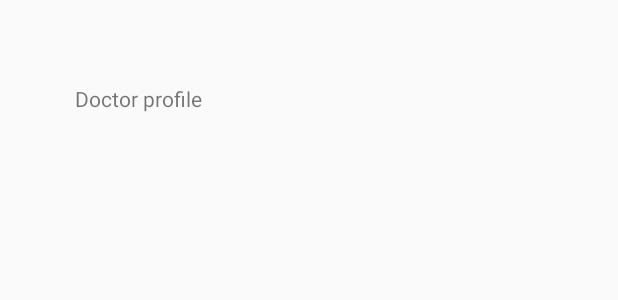
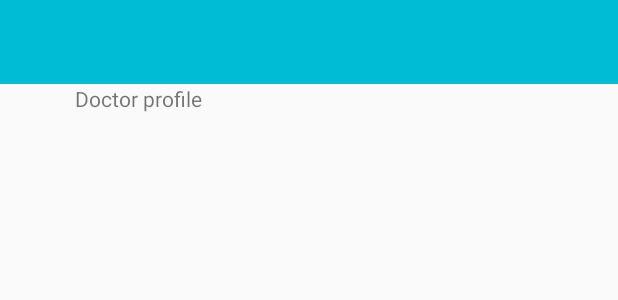
Before and after one commit to r9hacks/doctor, an Android app: the layout activity_doctor_profile.xml on its own in the app's theme, with its tools: preview values and no code run, on a phone screen of 412 x 824 dp. Shown: the top 300 px of the screen. Run offline under Robolectric (Android 15) with nearby library versions, the phone set to English and light mode, and no system bars.

Commit message:
add toolbar to each activity

```diff
--- a/app/src/main/java/com/pifss/doctor/AboutUs.java
+++ b/app/src/main/java/com/pifss/doctor/AboutUs.java
@@ -1,7 +1,9 @@
 package com.pifss.doctor;
 
+import android.graphics.Color;
 import android.support.v7.app.AppCompatActivity;
 import android.os.Bundle;
+import android.support.v7.widget.Toolbar;
 
 public class AboutUs extends AppCompatActivity {
 
@@ -9,5 +11,9 @@ public class AboutUs extends AppCompatActivity {
     protected void onCreate(Bundle savedInstanceState) {
         super.onCreate(savedInstanceState);
         setContentView(R.layout.activity_about_us);
+        Toolbar toolbar = (Toolbar) findViewById(R.id.mytoolbar);
+
+        toolbar.setTitle("About Us");
+        toolbar.setTitleTextColor(Color.WHITE);
     }
 }
--- a/app/src/main/java/com/pifss/doctor/DoctorProfile.java
+++ b/app/src/main/java/com/pifss/doctor/DoctorProfile.java
@@ -1,7 +1,9 @@
 package com.pifss.doctor;
 
+import android.graphics.Color;
 import android.support.v7.app.AppCompatActivity;
 import android.os.Bundle;
+import android.support.v7.widget.Toolbar;
 
 public class DoctorProfile extends AppCompatActivity {
 
@@ -9,5 +11,9 @@ public class DoctorProfile extends AppCompatActivity {
     protected void onCreate(Bundle savedInstanceState) {
         super.onCreate(savedInstanceState);
         setContentView(R.layout.activity_doctor_profile);
+        Toolbar toolbar = (Toolbar) findViewById(R.id.mytoolbar);
+
+        toolbar.setTitle("My Profile");
+        toolbar.setTitleTextColor(Color.WHITE);
     }
 }
--- a/app/src/main/java/com/pifss/doctor/MyPatient.java
+++ b/app/src/main/java/com/pifss/doctor/MyPatient.java
@@ -1,7 +1,9 @@
 package com.pifss.doctor;
 
+import android.graphics.Color;
 import android.support.v7.app.AppCompatActivity;
 import android.os.Bundle;
+import android.support.v7.widget.Toolbar;
 
 public class MyPatient extends AppCompatActivity {
 
@@ -9,5 +11,9 @@ public class MyPatient extends AppCompatActivity {
     protected void onCreate(Bundle savedInstanceState) {
         super.onCreate(savedInstanceState);
         setContentView(R.layout.activity_my_patient);
+        Toolbar toolbar = (Toolbar) findViewById(R.id.mytoolbar);
+
+        toolbar.setTitle("My Patient");
+        toolbar.setTitleTextColor(Color.WHITE);
     }
 }
--- a/app/src/main/java/com/pifss/doctor/PatientRequest.java
+++ b/app/src/main/java/com/pifss/doctor/PatientRequest.java
@@ -1,7 +1,9 @@
 package com.pifss.doctor;
 
+import android.graphics.Color;
 import android.support.v7.app.AppCompatActivity;
 import android.os.Bundle;
+import android.support.v7.widget.Toolbar;
 
 public class PatientRequest extends AppCompatActivity {
 
@@ -9,5 +11,9 @@ public class PatientRequest extends AppCompatActivity {
     protected void onCreate(Bundle savedInstanceState) {
         super.onCreate(savedInstanceState);
         setContentView(R.layout.activity_patient_request);
+        Toolbar toolbar = (Toolbar) findViewById(R.id.mytoolbar);
+
+        toolbar.setTitle("Patient Request");
+        toolbar.setTitleTextColor(Color.WHITE);
     }
 }
--- a/app/src/main/java/com/pifss/doctor/Settings.java
+++ b/app/src/main/java/com/pifss/doctor/Settings.java
@@ -1,7 +1,9 @@
 package com.pifss.doctor;
 
+import android.graphics.Color;
 import android.support.v7.app.AppCompatActivity;
 import android.os.Bundle;
+import android.support.v7.widget.Toolbar;
 
 public class Settings extends AppCompatActivity {
 
@@ -9,5 +11,9 @@ public class Settings extends AppCompatActivity {
     protected void onCreate(Bundle savedInstanceState) {
         super.onCreate(savedInstanceState);
         setContentView(R.layout.activity_settings);
+        Toolbar toolbar = (Toolbar) findViewById(R.id.mytoolbar);
+
+        toolbar.setTitle("Settings");
+        toolbar.setTitleTextColor(Color.WHITE);
     }
 }
--- a/app/src/main/res/layout/activity_doctor_profile.xml
+++ b/app/src/main/res/layout/activity_doctor_profile.xml
@@ -5,7 +5,14 @@
     android:layout_width="match_parent"
     android:layout_height="match_parent"
     tools:context="com.pifss.doctor.DoctorProfile">
+    <android.support.v7.widget.Toolbar
+        android:layout_width="match_parent"
+        android:layout_height="wrap_content"
+        android:background="@color/blueActionBarColor"
+        style="@style/AppTheme.Toolbar"
+        android:id="@+id/mytoolbar">
 
+    </android.support.v7.widget.Toolbar>
     <TextView
         android:id="@+id/textView3"
         android:layout_width="wrap_content"
```
Also changed, not shown: app/src/main/res/layout/activity_about_us.xml (+8 -0 lines), app/src/main/res/layout/activity_my_patient.xml (+7 -0 lines), app/src/main/res/layout/activity_patient_request.xml (+7 -0 lines), app/src/main/res/layout/activity_settings.xml (+7 -0 lines).
